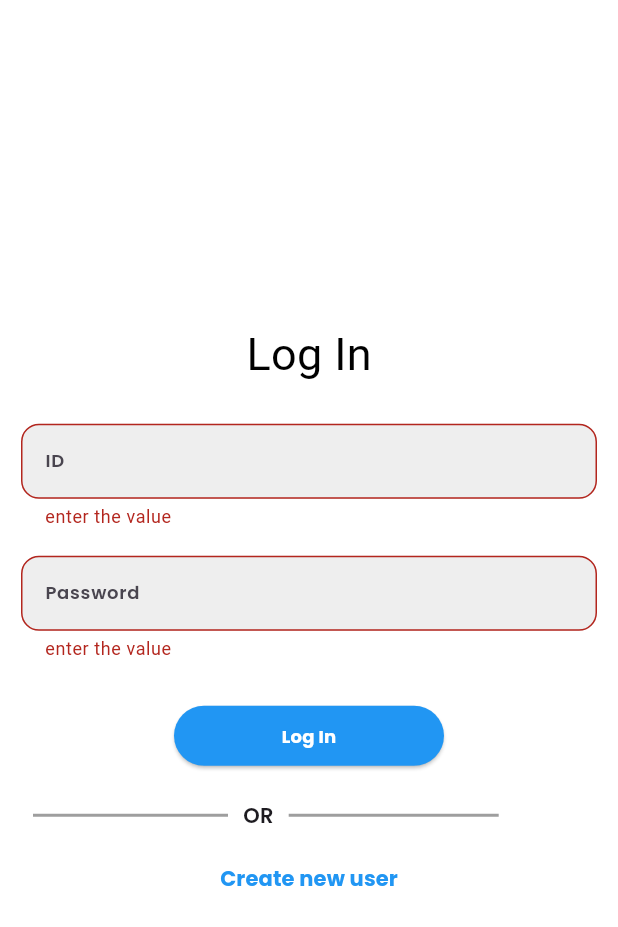
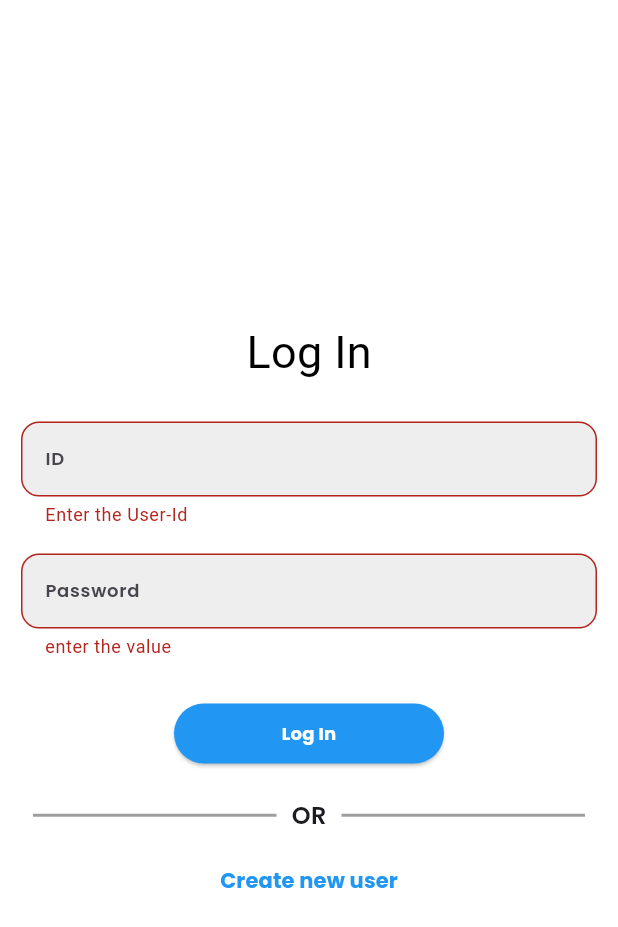
Before and after one commit to TushalKaklottar/fire_base, a Flutter app: the screen it shows after launch, after a tap on "Log In", on a phone screen of 412 x 824 dp. Shown: the top 927 px of the screen. Run offline on Flutter 3.47's test engine with Material 2 defaults, Android fonts, the phone set to English and light mode, and no system bars; our stand-ins replace cloud_firestore, firebase_core, get, get_storage, google_fonts, shared_preferences; accounts and stored records are empty; Roboto replaces fonts that are missing (Andika).

Commit message:
KT || 6/10/2023

```diff
--- a/lib/helper_class/firestore_helper.dart
+++ b/lib/helper_class/firestore_helper.dart
@@ -1,65 +1,71 @@
 import 'dart:developer';
 import 'package:cloud_firestore/cloud_firestore.dart';
 import 'package:fire_base/modals/fire_store_modal.dart';
-import 'package:fire_base/modals/get_user_modals.dart';
+
 import '../modals/create_user_modals.dart';
+import '../modals/get_user_modals.dart';
 
-class FireStoreHelper {
+class FireBaseHelper {
 
-  FireStoreHelper._();
-  static final FireStoreHelper fireStoreHelper = FireStoreHelper._();
+  FireBaseHelper._();
+  static final FireBaseHelper fireBaseHelper = FireBaseHelper._();
+  FirebaseFirestore firebasestore = FirebaseFirestore.instance;
+  String collection = "User";
+
+  // add user
+  // addUser({required FireStoreModal fireStoreModal}) {
+  //   Map<String,dynamic> data = {
+  //     "name": fireStoreModal.name,
+  //     "id": fireStoreModal.id,
+  //     "password": fireStoreModal.password,
+  //   };
+  //
+  //   firebasestore.collection(collection).doc("${fireStoreModal.id}").set(data);
+  // }
+  creteUser({required UserModal userModal})  {
+    Map<String,dynamic> user = {
+      "id": userModal.id,
+      "password": userModal.password,
+    };
+    log("user: $user");
+    firebasestore.collection(collection).doc("${userModal.id}").set(user);
+  }
+
+  // validate user
+  // validateUser({required int id, required String password}) async {
+  //   DocumentSnapshot doc =
+  //   await firebasestore.collection(collection).doc(id.toString()).get();
+  //
+  //   if (doc["id"] == id) {
+  //     log("ID Is fund");
+  //     if(doc["password"] == password) {
+  //       log("Password Check");
+  //     }
+  //   } else {
+  //     log("Id Not Exist");
+  //   }
+  //   return doc.data();
+  // }
+
+//   // get credential
+//
+// getCredential({required int id}) async {
+//     DocumentSnapshot snapshot = await firebasestore.collection(collection).doc(id.toString()).get();
+//
+//     Map<dynamic,dynamic> data = snapshot.data() as Map;
+//     return data["password"];
+// }
 
 
+//
 
-  FirebaseFirestore firebaseFireStore = FirebaseFirestore.instance;
-  String collection = "user";
-
-// add user
-addUser({required FireStoreModal fireStoreModal}) {
-  Map<String,dynamic> data = {
-    "name": fireStoreModal.name,
-    "id": fireStoreModal.id,
-    "password": fireStoreModal.password,
-  };
-  firebaseFireStore.collection(collection).doc("$fireStoreModal.id").set(data);
-}
-
-
-  // Get allUser
   Future<List<GetUserModal>> getAllUser() async {
-    QuerySnapshot data = await firebaseFireStore.collection(collection).get();
+    QuerySnapshot data = await firebasestore.collection(collection).get();
 
     List<QueryDocumentSnapshot> allData = data.docs;
 
     List<GetUserModal> allUser = allData.map((e) => GetUserModal.fromMap(data: e.data() as Map)).toList();
     log("User: [$allUser] $allUser");
     return allUser;
-   }
-
-
-
-
-
-   validateUser({required int id, required String password}) async {
-    DocumentSnapshot doc = await firebaseFireStore.collection(collection).doc(id.toString()).get();
-
-    if (doc["id"] == id) {
-      log("Id Is Fund");
-      if(doc["password"] == password) {
-        log("password check");
-      }
-    } else {
-     log("ID Not Exist");
-    }
-    return doc.data();
-   }
-
-   getCredential({required int id}) async {
-  DocumentSnapshot snapshot = await firebaseFireStore.collection(collection).doc(id.toString()).get();
-
-  Map<dynamic,dynamic> data = snapshot.data() as Map;
-
-  return data["password"];
-
-   }
+  }
 }
--- a/lib/main.dart
+++ b/lib/main.dart
@@ -1,10 +1,4 @@
-import 'package:fire_base/view/screen/home_page.dart';
-import 'package:fire_base/view/screen/login_page.dart';
-import 'package:fire_base/view/screen/sign_in_page.dart';
-import 'package:firebase_core/firebase_core.dart';
-import 'package:flutter/material.dart';
-import 'firebase_options.dart';
-import 'package:get/get.dart';
+import 'package:fire_base/export_app.dart';
 
 Future<void> main() async {
   WidgetsFlutterBinding.ensureInitialized();
@@ -20,22 +14,26 @@ class MyApp extends StatelessWidget {
 
   @override
   Widget build(BuildContext context) {
+    LoginFirsTimeCheck loginFirsTimeCheck = Get.put(LoginFirsTimeCheck());
+
     return GetMaterialApp(
       debugShowCheckedModeBanner: false,
       theme: ThemeData(
         useMaterial3: true,
       ),
+      darkTheme: ThemeData.light(),
+      themeMode: ThemeMode.system,
       getPages: [
         GetPage(
-          name: '/',
-          page: () => LoginPage(),
+          name: "/",
+          page: () => loginFirsTimeCheck.isOne ? HomePage() : LoginPage(),
         ),
         GetPage(
-            name: '/home',
+            name: "/home",
             page: () =>  HomePage(),
         ),
         GetPage(
-          name: '/sign',
+          name: "/sign",
           page: () => const Sign_In(),
         ),
       ],
--- a/lib/modals/create_user_modals.dart
+++ b/lib/modals/create_user_modals.dart
@@ -1,18 +1,15 @@
 class UserModal {
   int id;
-  String name;
   String password;
 
   UserModal(
       this.id,
-      this.name,
       this.password,
       );
 
   factory UserModal.fromMap({required Map data}) {
     return UserModal(
       data['id'],
-      data['name'],
       data['password'],
     );
   }
--- a/lib/view/screen/login_page.dart
+++ b/lib/view/screen/login_page.dart
@@ -1,21 +1,23 @@
-import 'package:fire_base/controller/login_controller.dart';
 import 'package:fire_base/helper_class/firestore_helper.dart';
 import 'package:flutter/material.dart';
 import 'package:get/get.dart';
 import 'package:google_fonts/google_fonts.dart';
 
+import '../../modals/create_user_modals.dart';
+
 
 class LoginPage extends StatelessWidget {
   LoginPage({super.key});
 
-  String id = "";
-  String password = "";
+  String? id;
+  // String? name;
+  String? password;
 
   GlobalKey<FormState> formKey = GlobalKey<FormState>();
 
   @override
   Widget build(BuildContext context) {
-    LoginFirsTimeCheck loginFirsTimeCheck = Get.put(LoginFirsTimeCheck());
+    // LoginFirsTimeCheck loginFirsTimeCheck = Get.put(LoginFirsTimeCheck());
 
     return Scaffold(
       backgroundColor: Colors.white,
@@ -38,6 +40,7 @@ class LoginPage extends StatelessWidget {
             const SizedBox(height: 25),
             Form(
               key: formKey,
+                autovalidateMode: AutovalidateMode.onUserInteraction,
                 child: Column(
                   mainAxisAlignment: MainAxisAlignment.center,
                   children: [
@@ -48,10 +51,13 @@ class LoginPage extends StatelessWidget {
 
                       validator: (value) {
                         if(value!.isEmpty) {
-                          return "enter the value";
+                          return "Enter the User-Id";
                         } else {
                           return null;
                         }
+                      },
+                      onSaved: (newValue) {
+                        id = newValue!;
                       },
 
                       decoration: InputDecoration(
@@ -68,9 +74,7 @@ class LoginPage extends StatelessWidget {
                         ),
                       ),
 
-                      onSaved: (newValue) {
-                        id = newValue!;
-                      },
+
                       style: GoogleFonts.poppins(
                         fontSize: 12,
                         color: Colors.black,
@@ -123,20 +127,17 @@ class LoginPage extends StatelessWidget {
                       height: 40,
                       child: ElevatedButton(
                         style: ElevatedButton.styleFrom(
-                          primary: Colors.blue,
+                          backgroundColor: Colors.blue,
                         ),
+
                           onPressed: () {
-                            if(
+                          if (
                           formKey.currentState!.validate()) {
                             formKey.currentState!.save();
+                            UserModal user = UserModal(int.parse(id!), password!);
+                                          FireBaseHelper.fireBaseHelper.creteUser(userModal: user);
+                                          Get.offNamed('/home',arguments: int.parse(id!));
 
-                              FireStoreHelper.fireStoreHelper.validateUser(
-                                  id: int.parse(id),
-                                  password: password,
-                              );
-                              loginFirsTimeCheck.setOne();
-                              FireStoreHelper.fireStoreHelper.getCredential(id: int.parse(id),);
-                              Get.offNamed('/home',arguments: int.parse(id));
                           }
                           },
                           child: Text("Log In",
@@ -148,27 +149,34 @@ class LoginPage extends StatelessWidget {
                           ),
                       ),
                     ),
-                    SizedBox(height: 15,),
+                    const SizedBox(height: 15,),
                     Padding(
                       padding: const EdgeInsets.all(8.0),
                       child: Row(
                         children: [
-                          Container(
+                          const Expanded(
+                            child: Divider(
                               height: 2,
-                          width: 130,
+                              thickness: 2,
                               color: Colors.black38,
                             ),
-                          SizedBox(width: 10,),
-                          Text("OR",
+                          ),
+                          Padding(
+                            padding: const EdgeInsets.symmetric(horizontal: 10),
+                            child: Text(
+                              "OR",
                               style: GoogleFonts.poppins(
-                            fontWeight: FontWeight.w600
+                                fontWeight: FontWeight.w600,
+                                fontSize: 16,
                               ),
                             ),
-                          SizedBox(width: 10,),
-                          Container(
+                          ),
+                          const Expanded(
+                            child: Divider(
                               height: 2,
-                            width: 140,
+                              thickness: 2,
                               color: Colors.black38,
+                            ),
                           ),
                         ],
                       ),
```
Also changed, not shown: lib/export_app.dart (added, +17 -0 lines), lib/view/screen/home_page.dart (+1 -30 lines). Lines whose indentation alone changed are shown as unchanged.
